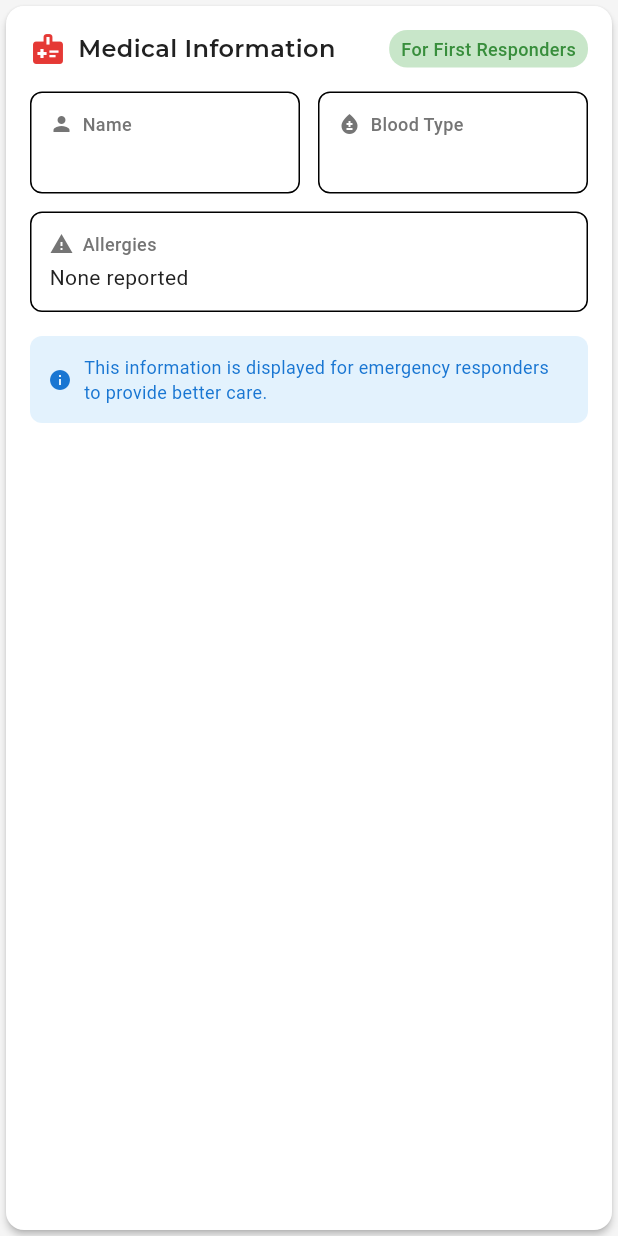
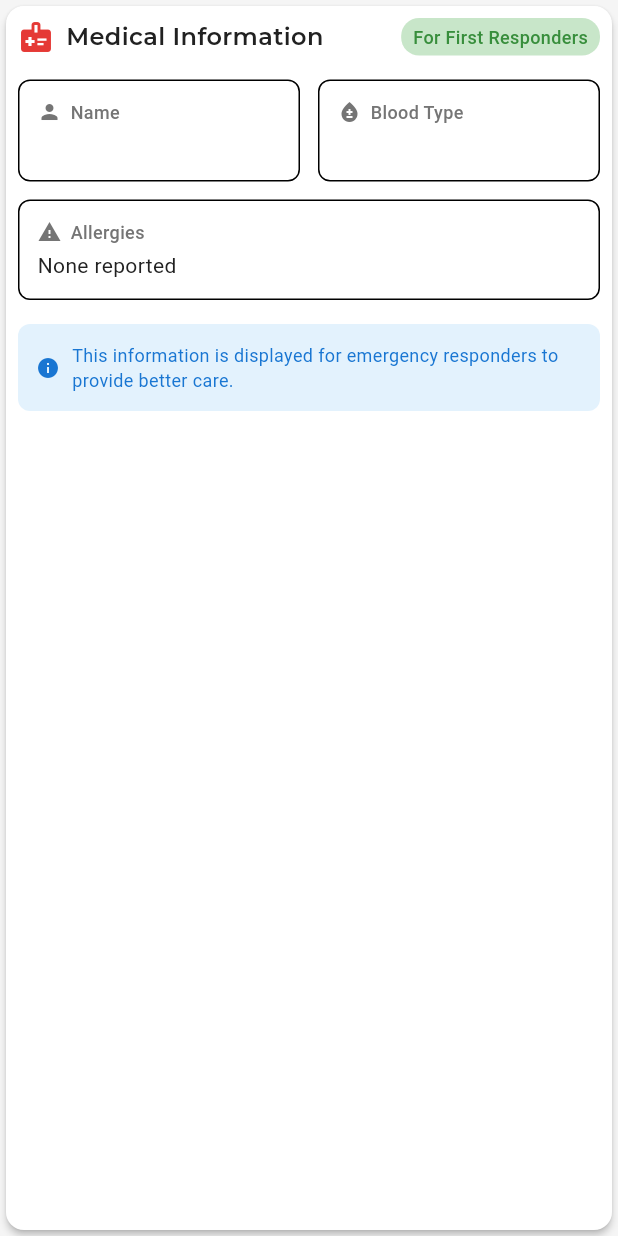
Before and after one commit to punkushal/Personal-Emergency-Assistant, a Flutter app: the EmergencyInfoCard widget shown alone on an empty page, opened directly with empty values, on a phone screen of 412 x 824 dp. Run offline on Flutter 3.47's test engine with Material 3 defaults, Android fonts, the light colour scheme and no system bars; our stand-ins replace flutter_dotenv, flutter_riverpod, geocoding, geolocator, google_fonts, permission_handler and 1 more; missing offline and left inert: another_telephony; accounts and stored records are empty.

Commit message:
removed extra padding

```diff
--- a/lib/screens/home/emergency_info_card.dart
+++ b/lib/screens/home/emergency_info_card.dart
@@ -12,7 +12,7 @@ class EmergencyInfoCard extends StatelessWidget {
     return Card(
       elevation: 2,
       child: Padding(
-        padding: const EdgeInsets.all(16.0),
+        padding: const EdgeInsets.all(8.0),
         child: Column(
           crossAxisAlignment: CrossAxisAlignment.start,
           children: [
```
